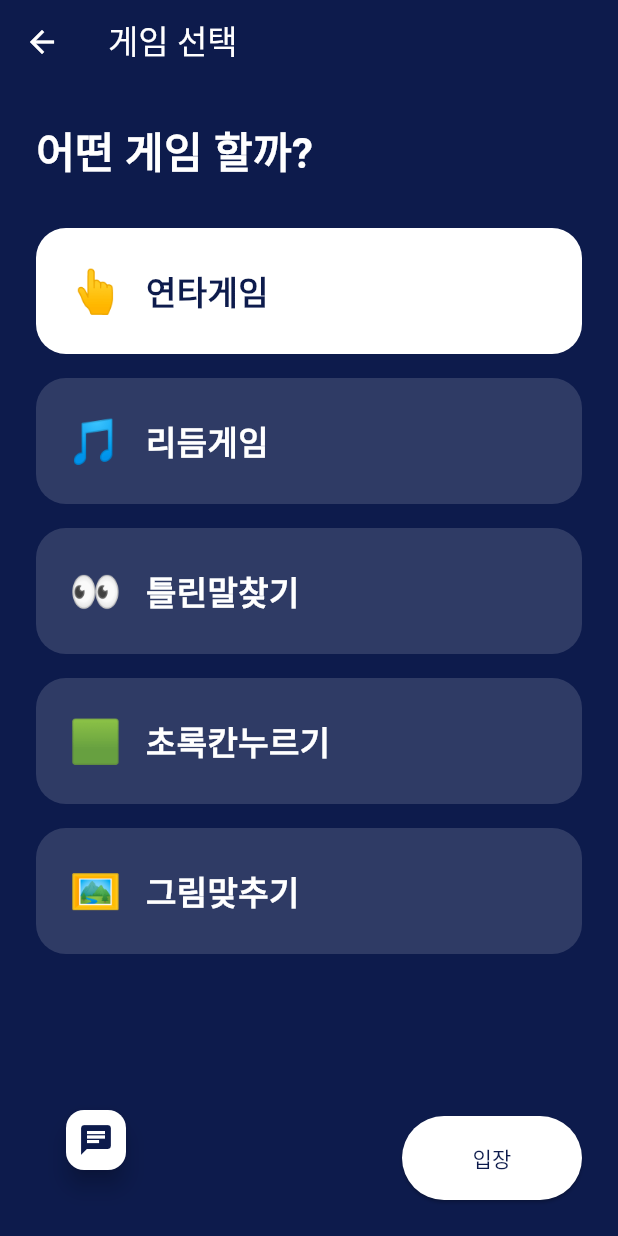
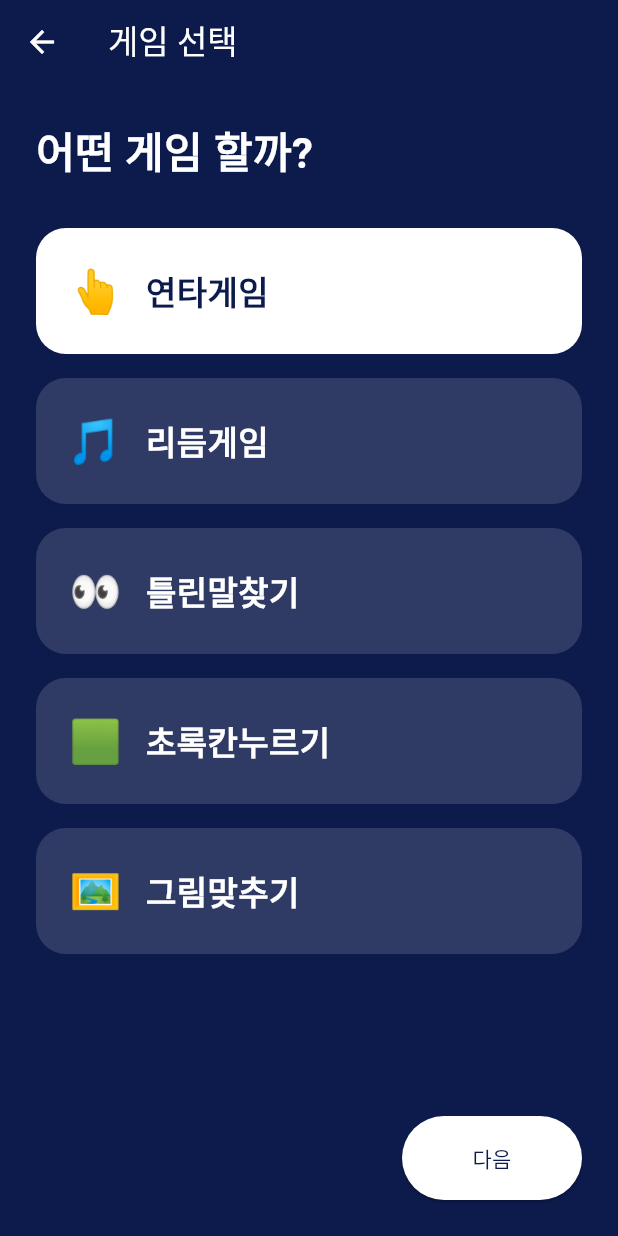
Before and after one commit to iamoneoftheGodsmostattractivecreation/hanpanhae_app, a Flutter app: the GameSelectScreen screen opened directly with empty values, after a tap on "연타게임", on a phone screen of 412 x 824 dp. Run offline on Flutter 3.47's test engine with Material 3 defaults, Android fonts, the phone set to English and light mode, and no system bars; our stand-ins replace cloud_firestore, firebase_core; accounts and stored records are empty.

Commit message:
닉네임 시스템 host 시스템 READY 토글 채팅 닉네임 방장 권한 roomState(game_select) GameSelect 실시간 동기화

```diff
--- a/lib/main.dart
+++ b/lib/main.dart
@@ -172,6 +172,7 @@ class _HomeScreenState extends State<HomeScreen> {
         'createdAt': FieldValue.serverTimestamp(),
         'selectedGame': '',
         'gameStarted': false,
+        'roomStatus': 'waiting',
       });
       print("3");
       Navigator.push(
@@ -449,14 +450,13 @@ class GameSelectScreen extends StatefulWidget {
 } // _ 가 앞에 붙는 이유는 이 파일 내부에서만 사용 가능(private) 이라는 Dart 문법 ! 외부에서 막 쓰지말라는 뜻
 
 class _GameSelectScreenState extends State<GameSelectScreen> {
-  String selectedGame = '연타게임';
-
-  Future<void> goToPunishmentSelect() async {
+  Future<void> goToPunishmentSelect(String selectedGame) async {
     await FirebaseFirestore.instance
         .collection('rooms')
         .doc(widget.roomcode)
         .update({
       'selectedGame': selectedGame,
+      'roomState': 'punishment_select',
     });
     Navigator.push(
       context,
@@ -471,13 +471,16 @@ class _GameSelectScreenState extends State<GameSelectScreen> {
     );
   }
 
-  Widget gameButton(String gameName) {
+  Widget gameButton(String gameName, String selectedGame) {
     final selected = selectedGame == gameName;
 
     return GestureDetector(
-      onTap: () {
-        setState(() {
-          selectedGame = gameName;
+      onTap: () async {
+        await FirebaseFirestore.instance
+            .collection('rooms')
+            .doc(widget.roomcode)
+            .update({
+          'selectedGame': gameName,
         });
       },
       child: Container(
@@ -525,20 +528,30 @@ class _GameSelectScreenState extends State<GameSelectScreen> {
         foregroundColor: Colors.white,
         title: const Text('게임 선택'),
       ),
-      body: Padding(
-        //위젯이름이 Padding인거임
-        padding: const EdgeInsets.all(
-            24), // Padding 위젯의 속성: 안의 내용물을 상하좌우 24만큼 안쪽으로 밀어라
+      body: StreamBuilder<DocumentSnapshot>(
+        stream: FirebaseFirestore.instance
+            .collection('rooms')
+            .doc(widget.roomcode)
+            .snapshots(),
+        builder: (context, snapshot) {
+          if (!snapshot.hasData) {
+            return const Center(
+              child: CircularProgressIndicator(),
+            );
+          }
+
+          final data = snapshot.data!.data() as Map<String, dynamic>;
+          final selectedGame = data['selectedGame'] ?? '연타게임';
+
+          return Padding(
+            padding: const EdgeInsets.all(24),
             child: Stack(
-          //겹쳐놓는 화면구조
               children: [
                 Column(
-              //세로로 나열하는 문법
-              crossAxisAlignment:
-                  CrossAxisAlignment.start, //가로축 기준 시작점(왼쪽)으로 정렬하라
+                  crossAxisAlignment: CrossAxisAlignment.start,
                   children: [
                     const Text(
-                  '어떤 게임 할까?', //이 글자는 고정
+                      '어떤 게임 할까?',
                       style: TextStyle(
                         color: Colors.white,
                         fontSize: 28,
@@ -546,38 +559,32 @@ class _GameSelectScreenState extends State<GameSelectScreen> {
                       ),
                     ),
                     const SizedBox(height: 30),
-                gameButton('연타게임'),
-                gameButton('리듬게임'),
-                gameButton('틀린말찾기'),
-                gameButton('초록칸누르기'),
-                gameButton('그림맞추기')
+                    gameButton('연타게임', selectedGame),
+                    gameButton('리듬게임', selectedGame),
+                    gameButton('틀린말찾기', selectedGame),
+                    gameButton('초록칸누르기', selectedGame),
+                    gameButton('그림맞추기', selectedGame),
                   ],
                 ),
                 Positioned(
-              //정확환 위치 지정하는 문법
-              right: 0, //오른쪽 끝에 붙여라
-              bottom: 0, // 아래끝에 붙여라           결과적으로 오른쪽 아래끝에 버튼 생김!!
+                  right: 0,
+                  bottom: 0,
                   child: ElevatedButton(
-                //배치할 실제 위젯
-                onPressed: goToPunishmentSelect,
+                    onPressed: () {
+                      goToPunishmentSelect(selectedGame);
+                    },
                     style: ElevatedButton.styleFrom(
                       minimumSize: const Size(120, 56),
                       backgroundColor: Colors.white,
                       foregroundColor: bgColor,
                     ),
-                child: const Text('입장'),
-              ),
-            ),
-            Positioned(
-              left: 16,
-              bottom: 16,
-              child: ChatBox(
-                roomcode: widget.roomcode,
-                myName: widget.myName,
+                    child: const Text('다음'),
                   ),
                 ),
               ],
             ),
+          );
+        },
       ),
     );
   }
@@ -967,6 +974,23 @@ class WaitingRoomScreen extends StatelessWidget {
             //플레이어 전부 검사
             (player) => readyPlayers.contains(player),
           );
+          final roomState = data['roomState'] ?? 'waiting';
+
+          if (roomState == 'game_select') {
+            WidgetsBinding.instance.addPostFrameCallback((_) {
+              // execute {...} after current Frame has been rendered.
+              Navigator.pushReplacement(
+                context,
+                MaterialPageRoute(
+                  builder: (_) => GameSelectScreen(
+                    players: players,
+                    roomcode: roomcode,
+                    myName: myName,
+                  ),
+                ),
+              );
+            });
+          } // click 방장 button -> roomState = game_select -> detecting everyone's StreamBuilder -> everyone move to GameSelectScreen
 
           if (data['gameStarted'] == true) {
             WidgetsBinding.instance.addPostFrameCallback((_) {
@@ -1065,17 +1089,15 @@ class WaitingRoomScreen extends StatelessWidget {
                           if (isHost)
                             ElevatedButton(
                               onPressed: allReady
-                                  ? () {
-                                      Navigator.push(
-                                        context,
-                                        MaterialPageRoute(
-                                          builder: (_) => GameSelectScreen(
-                                            players: players,
-                                            roomcode: roomcode,
-                                            myName: myName,
-                                          ),
-                                        ),
-                                      );
+                                  ? () async {
+                                      //we dont have to call Navigator.push ourselves
+                                      await FirebaseFirestore
+                                          .instance //when firestore changes, streambuilder detects it and moves all automatically
+                                          .collection('rooms')
+                                          .doc(roomcode)
+                                          .update({
+                                        'roomStatus': 'game_selected',
+                                      });
                                     }
                                   : null,
                               child: const Text('게임 선택하러 가기'),
```
Lines whose indentation alone changed are shown as unchanged.
